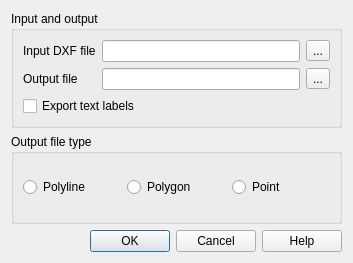
qgis/QGIS, file src/plugins/dxf2shp_converter/dxf2shpconvertergui.ui: the form before one commit.
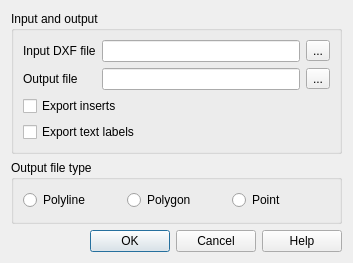
The form after the commit. Icons and pictures are not drawn.

Commit message: dxf2shp cleanup: * save block inserts in separate shape instead of expanding it   once at the first insertion (also removes GPL-2 only code) * update dxflib to 3.7.5 (usable under GPL-2+)

The edit to the form file:
```diff
--- a/src/plugins/dxf2shp_converter/dxf2shpconvertergui.ui
+++ b/src/plugins/dxf2shp_converter/dxf2shpconvertergui.ui
@@ -59,7 +59,14 @@
         </property>
        </widget>
       </item>
-      <item row="2" column="0" colspan="2">
+      <item row="2" column="0" colspan="3">
+       <widget class="QCheckBox" name="convertInsertCheck">
+        <property name="text">
+         <string>Export inserts</string>
+        </property>
+       </widget>
+      </item>
+      <item row="3" column="0" colspan="3">
        <widget class="QCheckBox" name="convertTextCheck">
         <property name="text">
          <string>Export text labels</string>
```
The commit also changes 20 other files.
